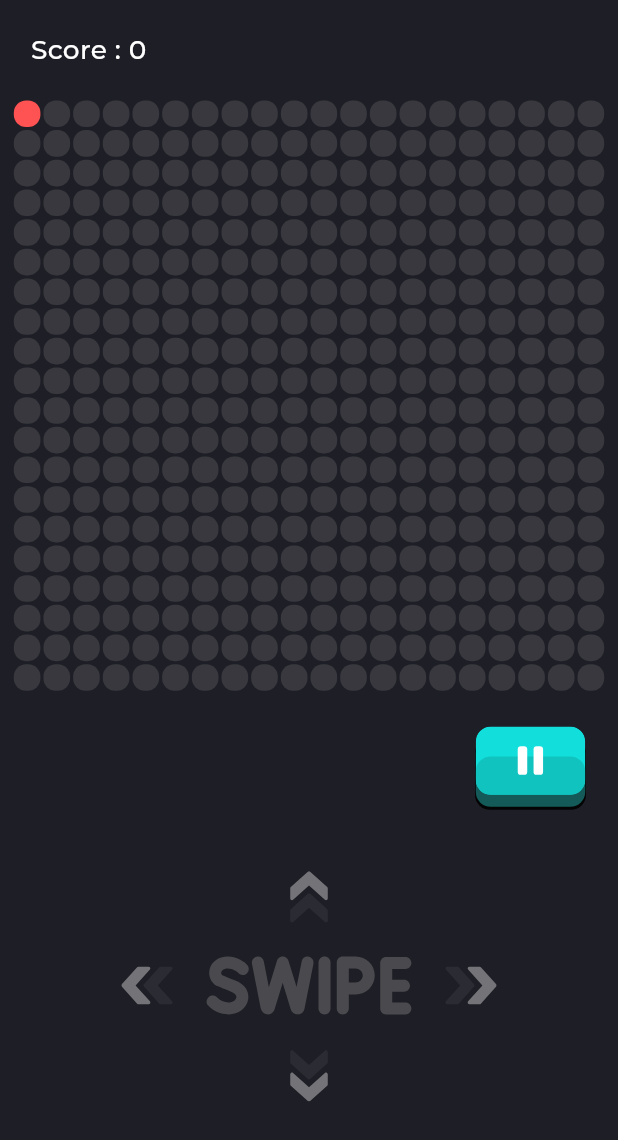
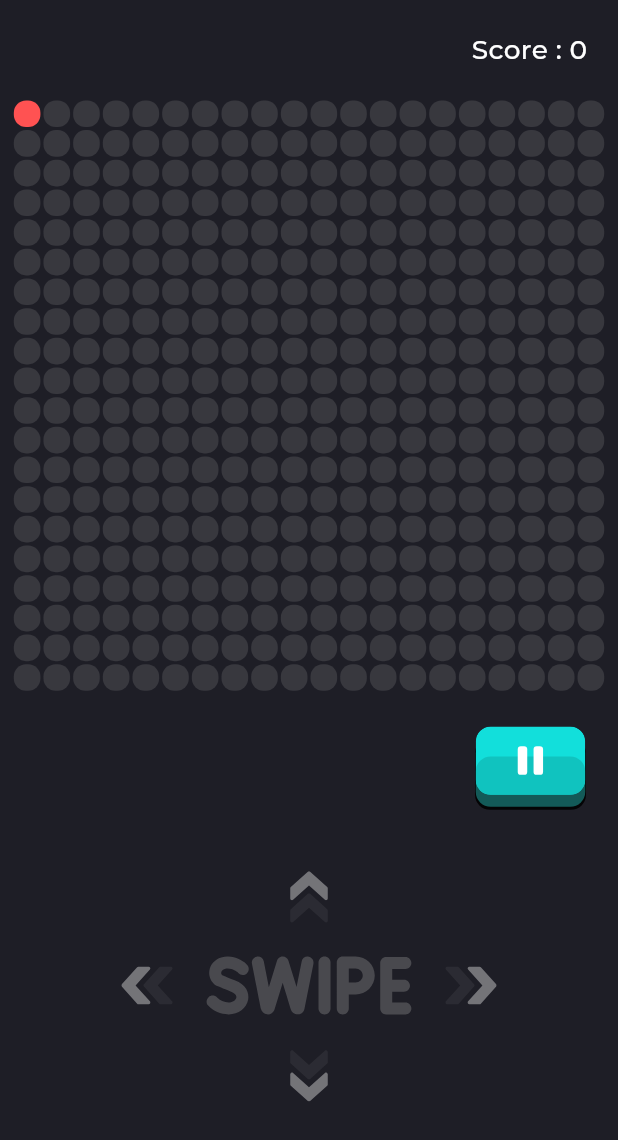
Before and after one commit to Ruthishkumar/Snake_Game_App, a Flutter app: the GameScreen screen opened directly, on a phone screen of 412 x 824 dp. Shown: the top 1140 px of the screen. Run offline on Flutter 3.47's test engine with Material 3 defaults, Android fonts, the phone set to English and light mode, and no system bars; our stand-ins replace animated_toggle_switch, audioplayers, flutter_screenutil, flutter_svg, fluttertoast, font_awesome_flutter and 4 more; missing offline and left inert: segmented_button_slide; accounts and stored records are empty.

Commit message:
New changes Done

```diff
--- a/lib/view/screens/game_onboarding_screen.dart
+++ b/lib/view/screens/game_onboarding_screen.dart
@@ -1,6 +1,7 @@
 import 'package:flutter/material.dart';
 import 'package:flutter_screenutil/flutter_screenutil.dart';
 import 'package:fluttertoast/fluttertoast.dart';
+import 'package:google_fonts/google_fonts.dart';
 import 'package:lottie/lottie.dart';
 import 'package:snake_game_app/utils/routes/app_routes.dart';
 import 'package:snake_game_app/utils/styles/animated_fancy_button.dart';
@@ -44,7 +45,7 @@ class _GameOnboardingScreenState extends State<GameOnboardingScreen> {
     }
 
     if (controls == '') {
-      StorageService().setControls('JoyPad');
+      StorageService().setControls('Swipe');
     }
 
     if (difficulty == '') {
--- a/lib/view/screens/game_screen.dart
+++ b/lib/view/screens/game_screen.dart
@@ -99,10 +99,14 @@ class _GameScreenState extends State<GameScreen> with WidgetsBindingObserver {
       child: SafeArea(
           child: Scaffold(
         backgroundColor: AppColors.primaryTextColor,
-        body: Column(
+        body: Stack(
+          alignment: Alignment.center,
+          children: [
+            Column(
               children: [
                 scoreCardWidget(),
                 gameView(),
+
                 controls == 'JoyPad' ? joyPadView() : swipeView(),
                 // GestureDetector(
                 //   onTap: () {
@@ -157,6 +161,67 @@ class _GameScreenState extends State<GameScreen> with WidgetsBindingObserver {
                 // controlView(),
               ],
             ),
+            isCountDownVisible == true
+                ? Row(
+                    mainAxisAlignment: MainAxisAlignment.center,
+                    children: [
+                      Center(
+                        child: ClipOval(
+                          child: Container(
+                            color: Colors.white54,
+                            width: 100,
+                            height: 150,
+                            child: Center(
+                              child: Text(
+                                '$resumeCountDownValue',
+                                style: AppStyles.instance
+                                    .gameFontStylesBlackWithMontserrat(
+                                        fontSize: 45.sp,
+                                        fontWeight: FontWeight.bold),
+                              ),
+                            ),
+                          ),
+                        ),
+                      ),
+                      // Align(
+                      //   child: Container(
+                      //     height: 120,
+                      //     width: 50,
+                      //     margin: EdgeInsets.only(top: 40, left: 40, right: 40),
+                      //     decoration: new BoxDecoration(
+                      //       color: Colors.green,
+                      //       border: Border.all(color: Colors.black, width: 0.0),
+                      //       borderRadius: new BorderRadius.all(
+                      //           Radius.elliptical(100, 50)),
+                      //     ),
+                      //     child: Center(
+                      //       child: Text(
+                      //         '$resumeCountDownValue',
+                      //         style: AppStyles.instance
+                      //             .gameFontStylesWithMonsterat(
+                      //                 fontSize: 15.sp,
+                      //                 fontWeight: FontWeight.w500),
+                      //       ),
+                      //     ),
+                      //   ),
+                      // ),
+                      // Container(
+                      //   padding: EdgeInsets.all(20.r),
+                      //   decoration: BoxDecoration(
+                      //       color: Colors.white,
+                      //       borderRadius:
+                      //           BorderRadius.all(Radius.circular(8.r))),
+                      //   child: Text(
+                      //     '$resumeCountDownValue',
+                      //     style: AppStyles.instance.gameFontStylesWithMonsterat(
+                      //         fontSize: 15.sp, fontWeight: FontWeight.w500),
+                      //   ),
+                      // ),
+                    ],
+                  )
+                : Container(),
+          ],
+        ),
       )),
     );
   }
@@ -164,9 +229,9 @@ class _GameScreenState extends State<GameScreen> with WidgetsBindingObserver {
   /// score card widget
   scoreCardWidget() {
     return Container(
-      padding: EdgeInsets.fromLTRB(20.r, 20.r, 8.r, 0.r),
+      padding: EdgeInsets.fromLTRB(20.r, 20.r, 20.r, 0.r),
       child: Row(
-        crossAxisAlignment: CrossAxisAlignment.start,
+        mainAxisAlignment: MainAxisAlignment.end,
         children: [
           Text(
             'Score : $score',
@@ -251,21 +316,21 @@ class _GameScreenState extends State<GameScreen> with WidgetsBindingObserver {
         mainAxisAlignment: MainAxisAlignment.center,
         children: [
           Row(
-            mainAxisAlignment: MainAxisAlignment.spaceBetween,
+            mainAxisAlignment: MainAxisAlignment.end,
             crossAxisAlignment: CrossAxisAlignment.start,
             children: [
-              isCountDownVisible == true
-                  ? Row(
-                      crossAxisAlignment: CrossAxisAlignment.end,
-                      children: [
-                        Text(
-                          '$resumeCountDownValue',
-                          style: AppStyles.instance.gameFontStylesWithMonsterat(
-                              fontSize: 15.sp, fontWeight: FontWeight.w500),
-                        ),
-                      ],
-                    )
-                  : Container(),
+              // isCountDownVisible == true
+              //     ? Row(
+              //         crossAxisAlignment: CrossAxisAlignment.end,
+              //         children: [
+              //           Text(
+              //             '$resumeCountDownValue',
+              //             style: AppStyles.instance.gameFontStylesWithMonsterat(
+              //                 fontSize: 15.sp, fontWeight: FontWeight.w500),
+              //           ),
+              //         ],
+              //       )
+              //     : Container(),
               GamePlayFancyButton(
                 icon: SvgPicture.asset('assets/images/pause.svg', height: 25.h),
                 color: AppColors.primaryColor,
@@ -423,23 +488,23 @@ class _GameScreenState extends State<GameScreen> with WidgetsBindingObserver {
             Container(
               padding: EdgeInsets.fromLTRB(15.r, 30.r, 15.r, 0.r),
               child: Row(
-                mainAxisAlignment: MainAxisAlignment.spaceBetween,
+                mainAxisAlignment: MainAxisAlignment.end,
                 crossAxisAlignment: CrossAxisAlignment.start,
                 children: [
-                  isCountDownVisible == true
-                      ? Row(
-                          crossAxisAlignment: CrossAxisAlignment.end,
-                          children: [
-                            Text(
-                              '$resumeCountDownValue',
-                              style: AppStyles.instance
-                                  .gameFontStylesWithMonsterat(
-                                      fontSize: 15.sp,
-                                      fontWeight: FontWeight.w500),
-                            ),
-                          ],
-                        )
-                      : Container(),
+                  // isCountDownVisible == true
+                  //     ? Row(
+                  //         crossAxisAlignment: CrossAxisAlignment.end,
+                  //         children: [
+                  //           Text(
+                  //             '$resumeCountDownValue',
+                  //             style: AppStyles.instance
+                  //                 .gameFontStylesWithMonsterat(
+                  //                     fontSize: 15.sp,
+                  //                     fontWeight: FontWeight.w500),
+                  //           ),
+                  //         ],
+                  //       )
+                  //     : Container(),
                   GamePlayFancyButton(
                     icon: SvgPicture.asset('assets/images/pause.svg',
                         height: 25.h),
```
Lines whose indentation alone changed are shown as unchanged.
